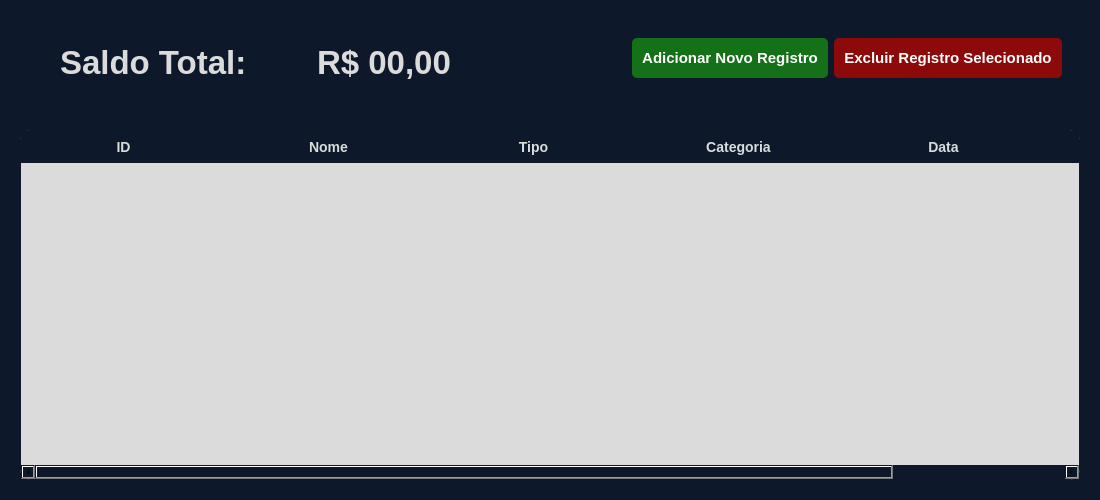
kawlu/Atlas-Finance, file ui/transactions.ui: the form before one commit.
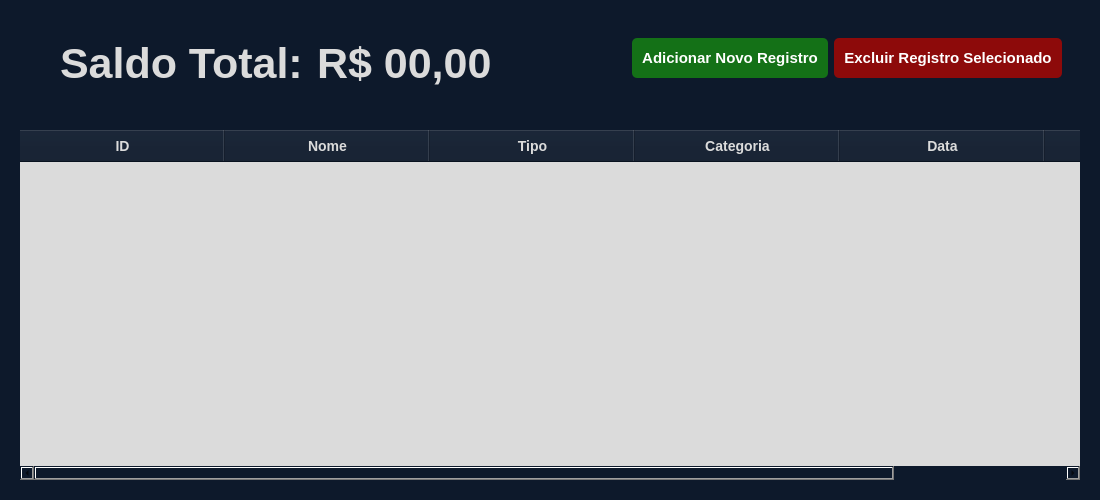
The form after the commit. Icons and pictures are not drawn.

```diff
--- a/ui/transactions.ui
+++ b/ui/transactions.ui
@@ -70,7 +70,7 @@
       <item>
        <widget class="QLabel" name="lbl_saldo_total">
         <property name="sizePolicy">
-         <sizepolicy hsizetype="Preferred" vsizetype="Maximum">
+         <sizepolicy hsizetype="Minimum" vsizetype="Minimum">
           <horstretch>0</horstretch>
           <verstretch>0</verstretch>
          </sizepolicy>
@@ -78,13 +78,13 @@
         <property name="font">
          <font>
           <family>Arial</family>
-          <pointsize>25</pointsize>
+          <pointsize>32</pointsize>
           <weight>75</weight>
           <bold>true</bold>
          </font>
         </property>
         <property name="styleSheet">
-         <string notr="true"/>
+         <string notr="true">font-weight: bold;</string>
         </property>
         <property name="text">
          <string>Saldo Total:</string>
@@ -94,7 +94,7 @@
       <item>
        <widget class="QLabel" name="lbl_valor_total">
         <property name="sizePolicy">
-         <sizepolicy hsizetype="Preferred" vsizetype="Maximum">
+         <sizepolicy hsizetype="Minimum" vsizetype="Minimum">
           <horstretch>0</horstretch>
           <verstretch>0</verstretch>
          </sizepolicy>
@@ -102,13 +102,13 @@
         <property name="font">
          <font>
           <family>Arial</family>
-          <pointsize>25</pointsize>
+          <pointsize>32</pointsize>
           <weight>75</weight>
           <bold>true</bold>
          </font>
         </property>
         <property name="styleSheet">
-         <string notr="true"/>
+         <string notr="true">font-weight: bold;</string>
         </property>
         <property name="text">
          <string>R$ 00,00</string>
@@ -277,7 +277,7 @@
          <bool>true</bool>
         </property>
         <property name="sizePolicy">
-         <sizepolicy hsizetype="MinimumExpanding" vsizetype="Preferred">
+         <sizepolicy hsizetype="Minimum" vsizetype="Preferred">
           <horstretch>0</horstretch>
           <verstretch>0</verstretch>
          </sizepolicy>
@@ -306,8 +306,7 @@
          <string notr="true">QTableWidget {
         background-color: #DBDBDB;
         color: #0D192B;
-        border: 1px solid #0D192B;
-        border-radius: 10px;
+        border: none;
         gridline-color: #0D192B;
         font-size: 14px;
     }
@@ -315,22 +314,21 @@
         background-color: #0D192B;
         color: #DBDBDB;
         padding: 6px;
-        border: none;
         font-weight: bold;
         font-size: 14px;
     }
 QTableWidget::item {
         background-color: #DBDBDB;
         color: #0D192B;
-        padding: 4px;
+		padding: 4px;
     }
 QTableCornerButton::section {
-        background-color: #0D192B;
+		background-color: #0D192B;
         border: none;
     }
 QTableWidget::item:selected {
-    background-color: rgb(90, 90, 90);   /* Cor de fundo da seleção */
-    color: white;                /* Cor do texto selecionado */
+    background-color: #C9C9C9;   /* Cor de fundo da seleção */
+    color: #0D192B               /* Cor do texto selecionado */
 }
 QTableWidget::item:focus {
     outline: none;
@@ -343,6 +341,9 @@
         <property name="selectionBehavior">
          <enum>QAbstractItemView::SelectRows</enum>
         </property>
+        <property name="cornerButtonEnabled">
+         <bool>true</bool>
+        </property>
         <attribute name="horizontalHeaderVisible">
          <bool>true</bool>
         </attribute>
@@ -355,6 +356,12 @@
         <attribute name="horizontalHeaderMinimumSectionSize">
          <number>205</number>
         </attribute>
+        <attribute name="horizontalHeaderStretchLastSection">
+         <bool>true</bool>
+        </attribute>
+        <attribute name="verticalHeaderCascadingSectionResizes">
+         <bool>false</bool>
+        </attribute>
         <column>
          <property name="text">
           <string>ID</string>
```
Left out of the diff: 83 changed lines with no effect on the pictures.
